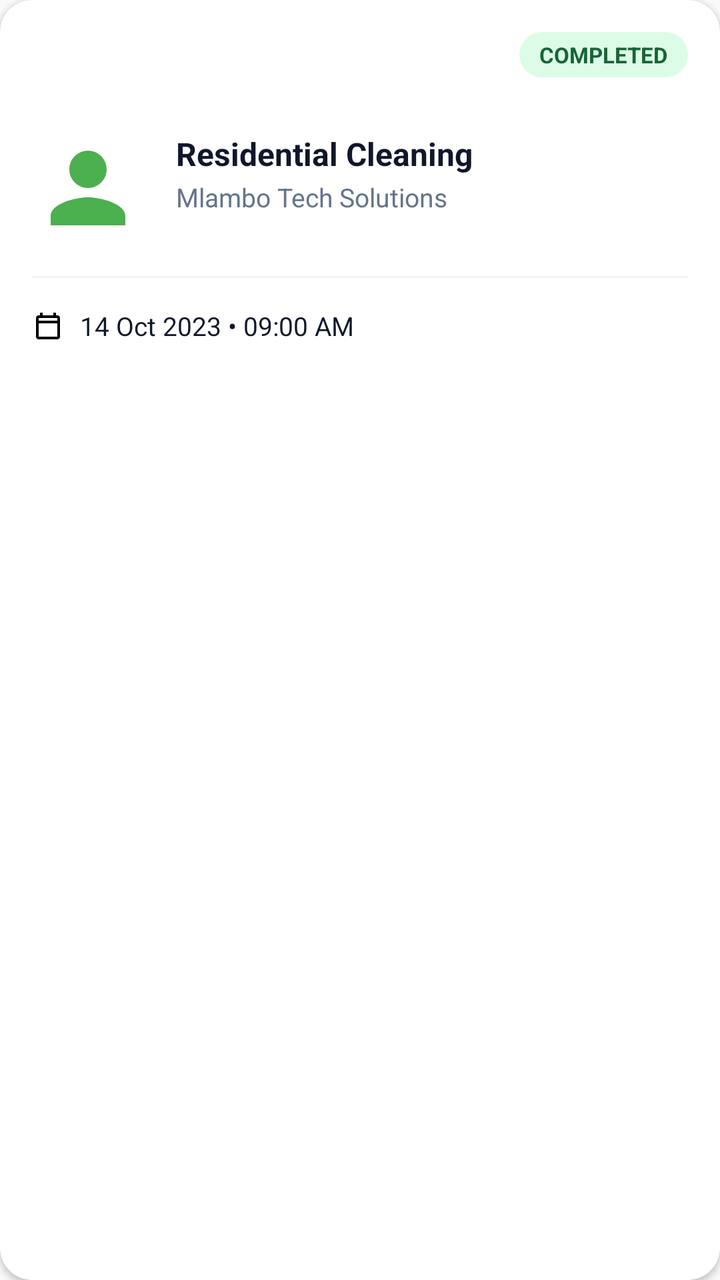
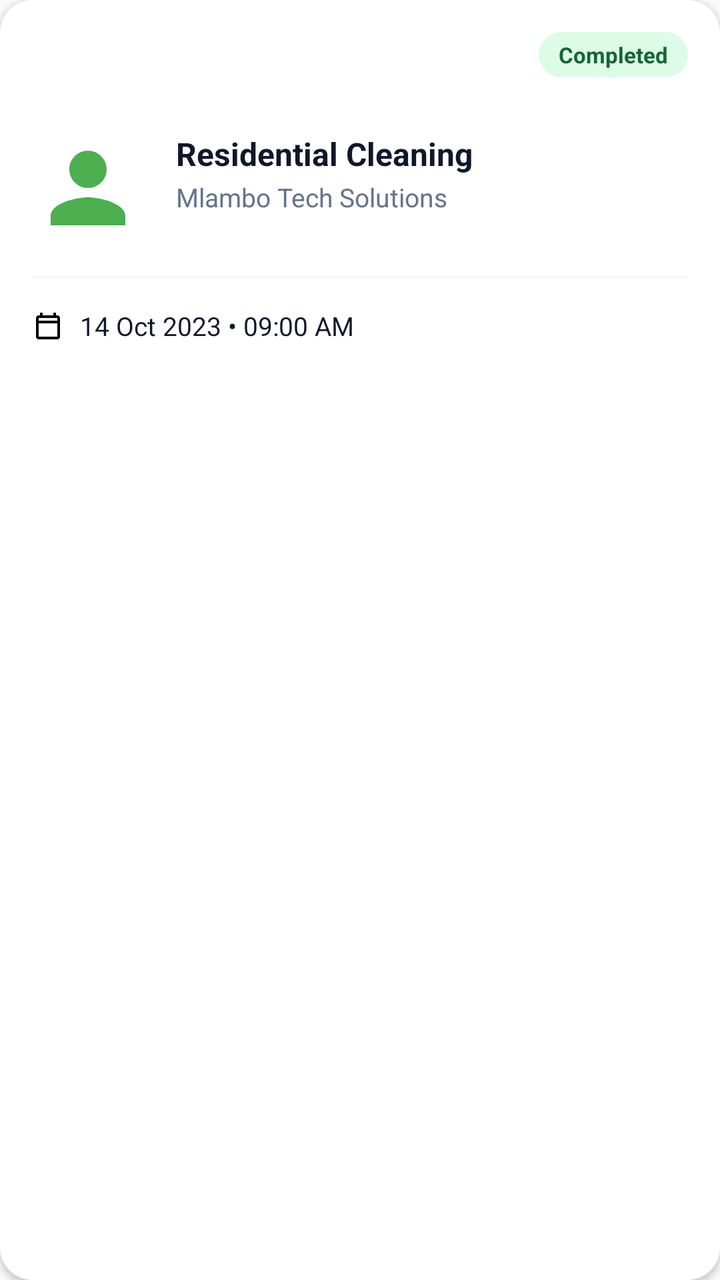

The first picture is an Android layout as it rendered before a commit; the second is the same layout after the commit. The layout source and the unified diff follow.
<!-- AndroidManifest.xml: application theme Theme.Khula -->
<!-- res/layout/item_booking_history.xml -->
<?xml version="1.0" encoding="utf-8"?>
<androidx.cardview.widget.CardView xmlns:android="http://schemas.android.com/apk/res/android"
    android:layout_width="match_parent"
    android:layout_height="wrap_content"
    xmlns:app="http://schemas.android.com/apk/res-auto"
    android:layout_marginHorizontal="16dp"
    android:layout_marginVertical="8dp"
    app:cardBackgroundColor="#FFFFFF"
    app:cardCornerRadius="16dp"
    app:cardElevation="2dp">

    <androidx.constraintlayout.widget.ConstraintLayout
        android:layout_width="match_parent"
        android:layout_height="wrap_content"
        android:padding="16dp">

        
        <com.google.android.material.imageview.ShapeableImageView
            android:id="@+id/imgBookingProvider"
            android:layout_width="56dp"
            android:layout_height="56dp"
            android:scaleType="centerCrop"
            android:src="@drawable/ic_customer"
            app:shapeAppearanceOverlay="@style/ShapeAppearance.App.Circular"
            app:layout_constraintStart_toStartOf="parent"
            app:layout_constraintTop_toTopOf="parent"
            app:layout_constraintBottom_toBottomOf="parent" />

        
        <TextView
            android:id="@+id/tvHistoryServiceName"
            android:layout_width="0dp"
            android:layout_height="wrap_content"
            android:layout_marginStart="16dp"
            android:layout_marginEnd="8dp"
            android:text="Residential Cleaning"
            android:textColor="#0F172A"
            android:textSize="16sp"
            android:textStyle="bold"
            app:layout_constraintEnd_toStartOf="@id/layoutHistoryStatus"
            app:layout_constraintStart_toEndOf="@id/imgBookingProvider"
        app:layout_constraintTop_toTopOf="@id/imgBookingProvider" />

        <TextView
            android:id="@+id/tvHistoryProviderName"
            android:layout_width="0dp"
            android:layout_height="wrap_content"
            android:layout_marginStart="16dp"
            android:layout_marginTop="2dp"
            android:text="Mlambo Tech Solutions"
            android:textColor="#64748B"
            android:textSize="13sp"
            app:layout_constraintEnd_toStartOf="@id/layoutHistoryStatus"
            app:layout_constraintStart_toEndOf="@id/imgBookingProvider"
        app:layout_constraintTop_toBottomOf="@id/tvHistoryServiceName" />


        <LinearLayout
            android:id="@+id/layoutHistoryStatus"
            android:layout_width="wrap_content"
            android:layout_height="wrap_content"
            android:background="@drawable/bg_status_completed"
            android:orientation="horizontal"
            android:paddingHorizontal="10dp"
            android:paddingVertical="4dp"
            app:layout_constraintEnd_toEndOf="parent"
            app:layout_constraintTop_toTopOf="parent">

            <TextView
                android:id="@+id/tvHistoryStatus"
                android:layout_width="wrap_content"
                android:layout_height="wrap_content"
                android:text="COMPLETED"
                android:textColor="#166534"
                android:textSize="11sp"
                android:textStyle="bold" />
        </LinearLayout>

        <View
            android:id="@+id/viewDivider"
            android:layout_width="0dp"
            android:layout_height="1dp"
            android:layout_marginTop="16dp"
            android:background="#F1F5F9"
            app:layout_constraintEnd_toEndOf="parent"
            app:layout_constraintStart_toStartOf="parent"
            app:layout_constraintTop_toBottomOf="@id/imgBookingProvider" />

        
        <ImageView
            android:id="@+id/icHistoryCalendar"
            android:layout_width="16dp"
            android:layout_height="16dp"
            android:layout_marginTop="16dp"
            android:src="@drawable/ic_booking"
            app:layout_constraintStart_toStartOf="parent"
            app:layout_constraintTop_toBottomOf="@id/viewDivider"
            app:tint="#64748B" />

        <TextView
            android:id="@+id/tvHistoryDate"
            android:layout_width="wrap_content"
            android:layout_height="wrap_content"
            android:layout_marginStart="8dp"
            android:text="14 Oct 2023 • 09:00 AM"
            android:textColor="#0F172A"
            android:textSize="13sp"
            app:layout_constraintBottom_toBottomOf="@id/icHistoryCalendar"
            app:layout_constraintStart_toEndOf="@id/icHistoryCalendar"
            app:layout_constraintTop_toTopOf="@id/icHistoryCalendar" />

        <TextView
            android:id="@+id/tvHistoryPrice"
            android:layout_width="wrap_content"
            android:layout_height="wrap_content"
            android:textColor="#0F172A"
            android:textSize="15sp"
            android:textStyle="bold"
            android:visibility="gone"
            app:layout_constraintBottom_toBottomOf="@id/tvHistoryDate"
            app:layout_constraintEnd_toEndOf="parent"
            app:layout_constraintTop_toTopOf="@id/tvHistoryDate" />

    </androidx.constraintlayout.widget.ConstraintLayout>

</androidx.cardview.widget.CardView>
<!-- resources referenced by this layout -->
<resources>
  <!-- drawable bg_status_completed (drawable) -->
  <?xml version="1.0" encoding="utf-8"?>
  <shape xmlns:android="http://schemas.android.com/apk/res/android">
      <solid android:color="#DCFCE7" /> 
      <corners android:radius="100dp" /> 
  </shape>
  <!-- drawable ic_booking (drawable) -->
  <?xml version="1.0" encoding="utf-8"?>
  <vector xmlns:android="http://schemas.android.com/apk/res/android"
      android:width="24dp"
      android:height="24dp"
      android:viewportWidth="24"
      android:viewportHeight="24">
      <path
          android:fillColor="#000000"
          android:pathData="M19,4h-1V2h-2v2H8V2H6v2H5c-1.11,0 -1.99,0.9 -1.99,2L3,20c0,1.1 0.89,2 2,2h14c1.1,0 2,-0.9 2,-2V6c0,-1.1 -0.9,-2 -2,-2zM19,20H5V10h14v10zM19,8H5V6h14v2z"/>
  </vector>
  <!-- drawable ic_customer (drawable) -->
  <?xml version="1.0" encoding="utf-8"?>
  <vector xmlns:android="http://schemas.android.com/apk/res/android"
      android:width="48dp"
      android:height="48dp"
      android:viewportWidth="24"
      android:viewportHeight="24">
      <path
          android:fillColor="#4CAF50"
          android:pathData="M12,12c2.21,0 4,-1.79 4,-4s-1.79,-4 -4,-4 -4,1.79 -4,4 1.79,4 4,4zM12,14c-2.67,0 -8,1.34 -8,4v2h16v-2c0,-2.66 -5.33,-4 -8,-4z"/>
  </vector>
  <style name="ShapeAppearance.App.Circular" parent="">
          <item name="cornerSize">50%</item>
      </style>
  <style name="Theme.Khula" parent="android:Theme.Material.Light.NoActionBar" />
</resources>

<!-- the commit's change to res/layout/item_booking_history.xml (unified diff, before → after) -->
@@ -70,7 +70,7 @@
                 android:id="@+id/tvHistoryStatus"
                 android:layout_width="wrap_content"
                 android:layout_height="wrap_content"
-                android:text="COMPLETED"
+                android:text="@string/completed"
                 android:textColor="#166534"
                 android:textSize="11sp"
                 android:textStyle="bold" />
@@ -102,7 +102,7 @@
             android:layout_width="wrap_content"
             android:layout_height="wrap_content"
             android:layout_marginStart="8dp"
-            android:text="14 Oct 2023 • 09:00 AM"
+            android:text="@string/_14_oct_2023_09_00_am"
             android:textColor="#0F172A"
             android:textSize="13sp"
             app:layout_constraintBottom_toBottomOf="@id/icHistoryCalendar"
<!-- resource entries referenced after the edit -->
@@ -28,6 +28,8 @@
           android:fillColor="#4CAF50"
           android:pathData="M12,12c2.21,0 4,-1.79 4,-4s-1.79,-4 -4,-4 -4,1.79 -4,4 1.79,4 4,4zM12,14c-2.67,0 -8,1.34 -8,4v2h16v-2c0,-2.66 -5.33,-4 -8,-4z"/>
   </vector>
+  <string name="_14_oct_2023_09_00_am">14 Oct 2023 • 09:00 AM</string>
+  <string name="completed">Completed</string>
   <style name="ShapeAppearance.App.Circular" parent="">
           <item name="cornerSize">50%</item>
       </style>
